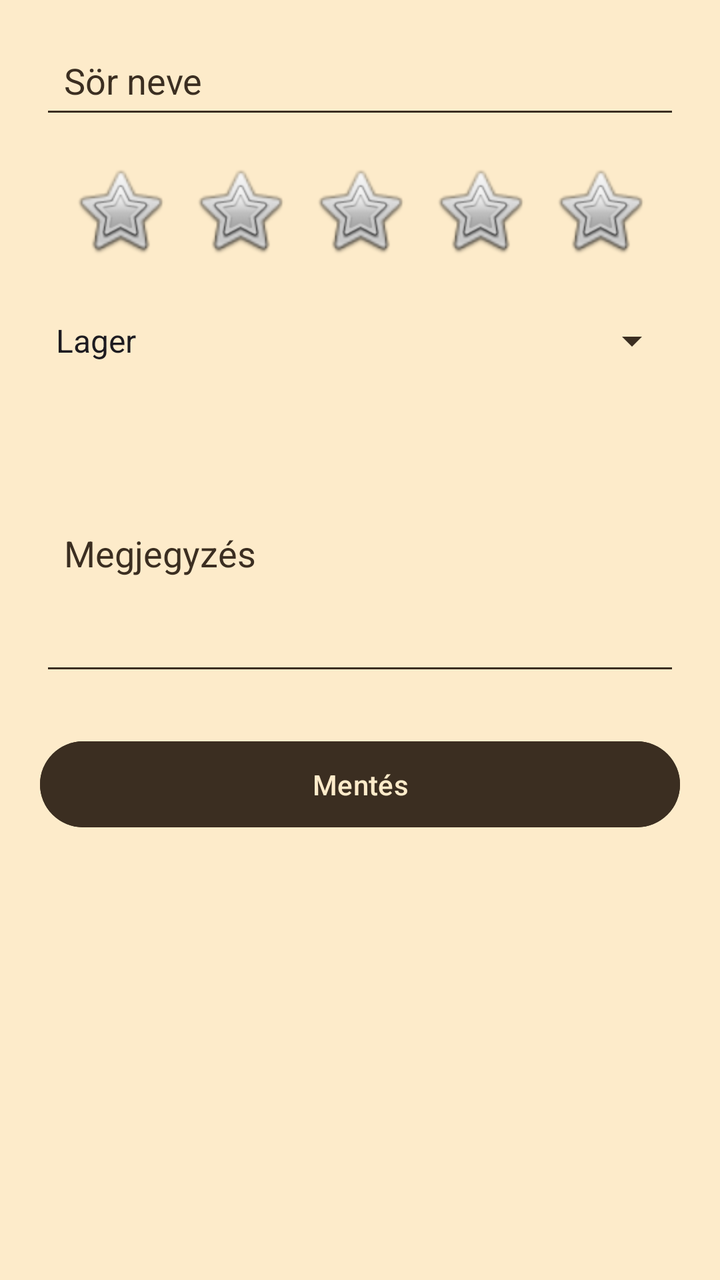
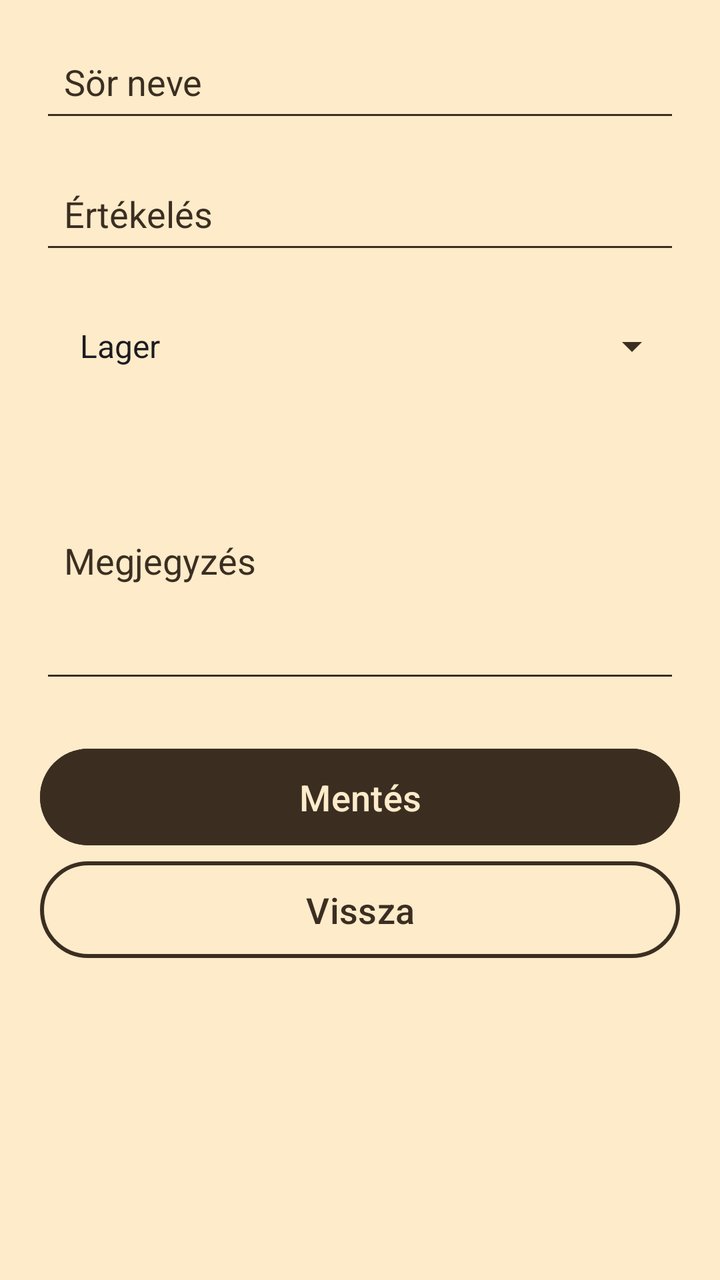

The first picture is an Android layout as it rendered before a commit; the second is the same layout after the commit. The layout source and the unified diff follow.
<!-- AndroidManifest.xml: application theme Theme.Rbeer -->
<!-- res/layout/fragment_edit.xml -->
<?xml version="1.0" encoding="utf-8"?>
<androidx.constraintlayout.widget.ConstraintLayout
    xmlns:android="http://schemas.android.com/apk/res/android"
    xmlns:app="http://schemas.android.com/apk/res-auto"
    xmlns:tools="http://schemas.android.com/tools"
    android:layout_width="match_parent"
    android:layout_height="match_parent"
    android:padding="16dp"
    android:background="@color/primaryColor">

    
    <EditText
        android:id="@+id/etBeerName"
        android:layout_width="320dp"
        android:layout_height="wrap_content"
        android:autofillHints="name"
        android:backgroundTint="@color/secondaryColor"
        android:hint="@string/beer_name"
        android:inputType="textPersonName"
        android:padding="12dp"
        android:textColor="@color/secondaryColor"
        android:textColorHint="@color/secondaryColor"
        app:layout_constraintEnd_toEndOf="parent"
        app:layout_constraintStart_toStartOf="parent"
        app:layout_constraintTop_toTopOf="parent" />

    
    <LinearLayout
        android:id="@+id/llBeerRating"
        android:layout_width="320dp"
        android:layout_height="wrap_content"
        android:layout_marginTop="16dp"
        android:gravity="center"
        android:orientation="horizontal"
        android:weightSum="5"
        app:layout_constraintEnd_toEndOf="parent"
        app:layout_constraintStart_toStartOf="parent"
        app:layout_constraintTop_toBottomOf="@id/etBeerName">

        <ImageButton
            android:id="@+id/imageButton"
            android:layout_width="50dp"
            android:layout_height="50dp"
            android:layout_marginHorizontal="5dp"
            android:background="@android:drawable/btn_star_big_off"
            android:contentDescription="star 1"
            android:src="@android:drawable/btn_star_big_off" />

        <ImageButton
            android:id="@+id/imageButton2"
            android:layout_width="50dp"
            android:layout_height="50dp"
            android:layout_marginHorizontal="5dp"
            android:layout_weight="0"
            android:background="@android:drawable/btn_star_big_off"
            android:contentDescription="star 1"
            android:src="@android:drawable/btn_star_big_off" />

        <ImageButton
            android:id="@+id/imageButton3"
            android:layout_width="50dp"
            android:layout_height="50dp"
            android:layout_marginHorizontal="5dp"
            android:layout_weight="0"
            android:background="@android:drawable/btn_star_big_off"
            android:contentDescription="star 1"
            android:src="@android:drawable/btn_star_big_off" />

        <ImageButton
            android:id="@+id/imageButton4"
            android:layout_width="50dp"
            android:layout_height="50dp"
            android:layout_marginHorizontal="5dp"
            android:layout_weight="0"
            android:background="@android:drawable/btn_star_big_off"
            android:contentDescription="star 1"
            android:src="@android:drawable/btn_star_big_off" />

        <ImageButton
            android:id="@+id/imageButton5"
            android:layout_width="50dp"
            android:layout_height="50dp"
            android:layout_marginHorizontal="5dp"
            android:layout_weight="0"
            android:background="@android:drawable/btn_star_big_off"
            android:contentDescription="star 1"
            android:src="@android:drawable/btn_star_big_off" />
    </LinearLayout>

    
    <Spinner
        android:id="@+id/spBeerType"
        android:layout_width="320dp"
        android:layout_height="48dp"
        android:layout_marginTop="16dp"
        android:backgroundTint="@color/secondaryColor"
        android:entries="@array/beer_types"
        android:spinnerMode="dropdown"
        app:layout_constraintEnd_toEndOf="parent"
        app:layout_constraintStart_toStartOf="parent"
        app:layout_constraintTop_toBottomOf="@id/llBeerRating" />

    
    <EditText
        android:id="@+id/etBeerNote"
        android:layout_width="320dp"
        android:layout_height="wrap_content"
        android:layout_marginTop="16dp"
        android:autofillHints="note"
        android:backgroundTint="@color/secondaryColor"
        android:hint="@string/beer_note"
        android:inputType="textMultiLine"
        android:lines="5"
        android:padding="12dp"
        android:textColor="@color/secondaryColor"
        android:textColorHint="@color/secondaryColor"
        app:layout_constraintEnd_toEndOf="parent"
        app:layout_constraintStart_toStartOf="parent"
        app:layout_constraintTop_toBottomOf="@id/spBeerType" />

    
    <Button
        android:id="@+id/btnSaveBeer"
        android:layout_width="320dp"
        android:layout_height="wrap_content"
        android:layout_marginTop="24dp"
        android:backgroundTint="@color/secondaryColor"
        android:padding="12dp"
        android:text="@string/save"
        android:textColor="@color/primaryColor"
        app:layout_constraintEnd_toEndOf="parent"
        app:layout_constraintStart_toStartOf="parent"
        app:layout_constraintTop_toBottomOf="@id/etBeerNote" />

</androidx.constraintlayout.widget.ConstraintLayout>
<!-- resources referenced by this layout -->
<resources>
  <array name="beer_types">
          <item>Lager</item>
          <item>IPA</item>
          <item>APA</item>
          <item>Stout</item>
          <item>Pils</item>
          <item>Porter</item>
          <item>Raddler</item>
      </array>
  <color name="primaryColor">#fdebca</color>
  <color name="secondaryColor">#3b2e21</color>
  <string name="beer_name">Sör neve</string>
  <string name="beer_note">Megjegyzés</string>
  <string name="save">Mentés</string>
  <style name="Theme.Rbeer" parent="Base.Theme.Rbeer" />
  <style name="Base.Theme.Rbeer" parent="Theme.Material3.DayNight.NoActionBar">
          
          
      </style>
</resources>

<!-- the commit's change to res/layout/fragment_edit.xml (unified diff, before → after) -->
@@ -12,7 +12,7 @@
     <EditText
         android:id="@+id/etBeerName"
         android:layout_width="320dp"
-        android:layout_height="wrap_content"
+        android:layout_height="50dp"
         android:autofillHints="name"
         android:backgroundTint="@color/secondaryColor"
         android:hint="@string/beer_name"
@@ -37,70 +37,37 @@
         app:layout_constraintStart_toStartOf="parent"
         app:layout_constraintTop_toBottomOf="@id/etBeerName">
 
-        <ImageButton
-            android:id="@+id/imageButton"
-            android:layout_width="50dp"
+        <EditText
+            android:id="@+id/beerRate"
+            android:layout_width="320dp"
             android:layout_height="50dp"
-            android:layout_marginHorizontal="5dp"
-            android:background="@android:drawable/btn_star_big_off"
-            android:contentDescription="star 1"
-            android:src="@android:drawable/btn_star_big_off" />
+            android:layout_weight="0"
+            android:backgroundTint="@color/secondaryColor"
+            android:ems="10"
+            android:hint="@string/rate"
+            android:inputType="number"
+            android:padding="12dp"
+            android:textColorHint="@color/secondaryColor" />
+    </LinearLayout>
 
-        <ImageButton
-            android:id="@+id/imageButton2"
-            android:layout_width="50dp"
-            android:layout_height="50dp"
-            android:layout_marginHorizontal="5dp"
-            android:layout_weight="0"
-            android:background="@android:drawable/btn_star_big_off"
-            android:contentDescription="star 1"
-            android:src="@android:drawable/btn_star_big_off" />
-
-        <ImageButton
-            android:id="@+id/imageButton3"
-            android:layout_width="50dp"
-            android:layout_height="50dp"
-            android:layout_marginHorizontal="5dp"
-            android:layout_weight="0"
-            android:background="@android:drawable/btn_star_big_off"
-            android:contentDescription="star 1"
-            android:src="@android:drawable/btn_star_big_off" />
-
-        <ImageButton
-            android:id="@+id/imageButton4"
-            android:layout_width="50dp"
-            android:layout_height="50dp"
-            android:layout_marginHorizontal="5dp"
-            android:layout_weight="0"
-            android:background="@android:drawable/btn_star_big_off"
-            android:contentDescription="star 1"
-            android:src="@android:drawable/btn_star_big_off" />
-
-        <ImageButton
-            android:id="@+id/imageButton5"
-            android:layout_width="50dp"
-            android:layout_height="50dp"
-            android:layout_marginHorizontal="5dp"
-            android:layout_weight="0"
-            android:background="@android:drawable/btn_star_big_off"
-            android:contentDescription="star 1"
-            android:src="@android:drawable/btn_star_big_off" />
-    </LinearLayout>
+    
 
     
     <Spinner
         android:id="@+id/spBeerType"
         android:layout_width="320dp"
-        android:layout_height="48dp"
+        android:layout_height="50dp"
         android:layout_marginTop="16dp"
         android:backgroundTint="@color/secondaryColor"
         android:entries="@array/beer_types"
+        android:foregroundTint="@color/secondaryColor"
+        android:padding="12dp"
         android:spinnerMode="dropdown"
         app:layout_constraintEnd_toEndOf="parent"
+        app:layout_constraintHorizontal_bias=".5"
         app:layout_constraintStart_toStartOf="parent"
         app:layout_constraintTop_toBottomOf="@id/llBeerRating" />
 
-    
     <EditText
         android:id="@+id/etBeerNote"
         android:layout_width="320dp"
@@ -128,8 +95,25 @@
         android:padding="12dp"
         android:text="@string/save"
         android:textColor="@color/primaryColor"
+        android:textSize="18sp"
         app:layout_constraintEnd_toEndOf="parent"
         app:layout_constraintStart_toStartOf="parent"
         app:layout_constraintTop_toBottomOf="@id/etBeerNote" />
 
+    <Button
+        android:id="@+id/btnReturn"
+        android:layout_width="320dp"
+        android:layout_height="wrap_content"
+        android:backgroundTint="@color/primaryColor"
+        android:padding="12dp"
+        android:text="@string/back"
+        android:textColor="@color/secondaryColor"
+        android:textSize="18sp"
+        app:layout_constraintEnd_toEndOf="parent"
+        app:layout_constraintHorizontal_bias="0.491"
+        app:layout_constraintStart_toStartOf="parent"
+        app:layout_constraintTop_toBottomOf="@+id/btnSaveBeer"
+        app:strokeColor="@color/secondaryColor"
+        app:strokeWidth="2dp" />
+
 </androidx.constraintlayout.widget.ConstraintLayout>
<!-- resource entries referenced after the edit -->
@@ -11,8 +11,10 @@
       </array>
   <color name="primaryColor">#fdebca</color>
   <color name="secondaryColor">#3b2e21</color>
+  <string name="back">Vissza</string>
   <string name="beer_name">Sör neve</string>
   <string name="beer_note">Megjegyzés</string>
+  <string name="rate">Értékelés</string>
   <string name="save">Mentés</string>
   <style name="Theme.Rbeer" parent="Base.Theme.Rbeer" />
   <style name="Base.Theme.Rbeer" parent="Theme.Material3.DayNight.NoActionBar">
